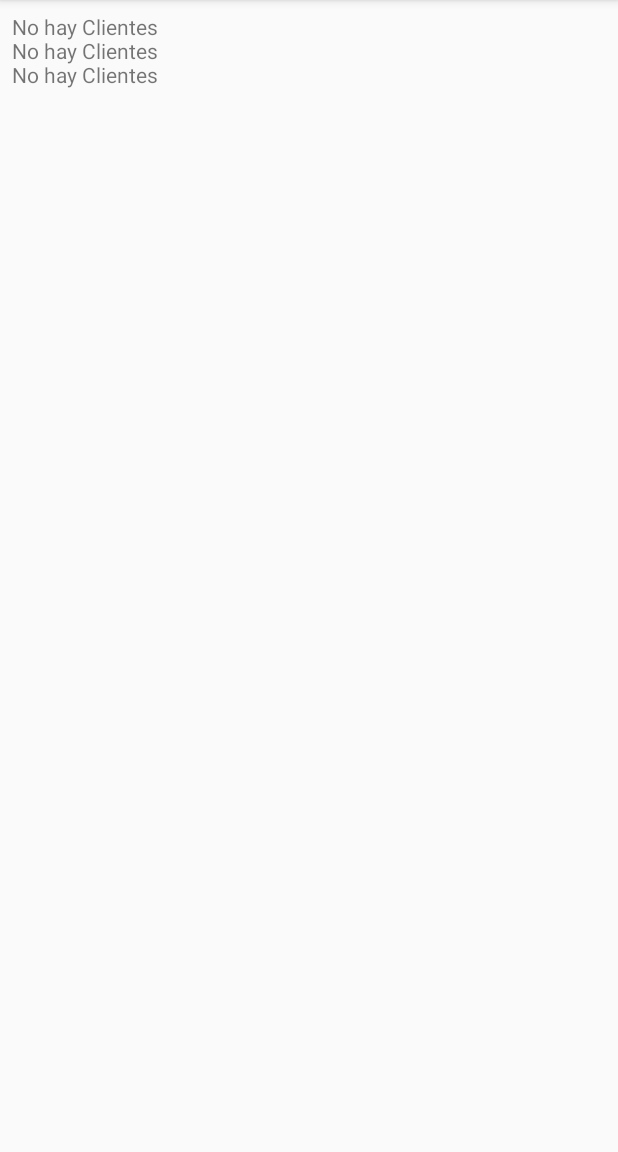
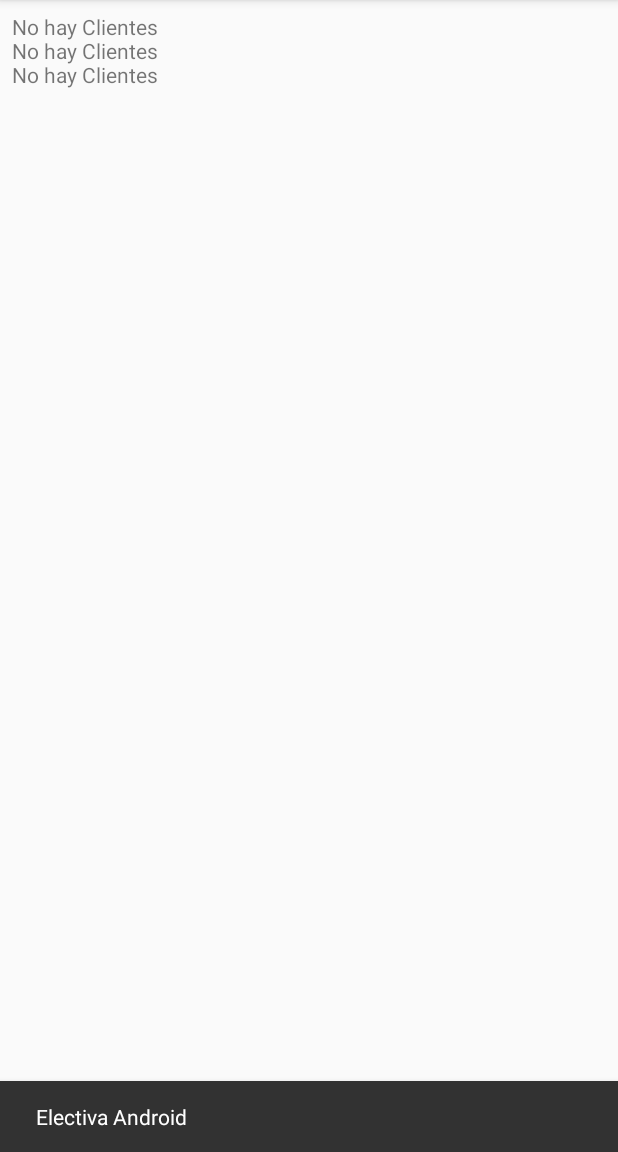
Before and after one commit to bisanbl/Android_Prestamo, an Android app: the screen it shows after launch (MainActivity), in the options menu, after a tap on "Acerca De", on a phone screen of 412 x 824 dp, the part 84-1236 px from its top. Run offline under Robolectric (Android 15) with nearby library versions, the phone set to English and light mode, and no system bars.

Commit message:
Agregado Funcionalidad de copiar al portapapeles atravez de un context menu
Al mismo se le agrego funcionalidad de Borrar el log.

Agregada la funcionalidad del About

```diff
--- a/app/src/main/java/com/bisanbl/prestamo/MainActivity.java
+++ b/app/src/main/java/com/bisanbl/prestamo/MainActivity.java
@@ -1,13 +1,19 @@
 package com.bisanbl.prestamo;
 
 import android.app.Activity;
+import android.content.ClipData;
+import android.content.ClipboardManager;
 import android.content.Intent;
 import android.os.Parcelable;
 import android.support.annotation.Nullable;
+import android.support.design.widget.Snackbar;
 import android.support.v7.app.AppCompatActivity;
 import android.os.Bundle;
+import android.view.ContextMenu;
 import android.view.Menu;
 import android.view.MenuItem;
+import android.view.View;
+import android.widget.Switch;
 import android.widget.TextView;
 
 import java.util.ArrayList;
@@ -22,7 +28,32 @@ public class MainActivity extends AppCompatActivity {
         super.onCreate(savedInstanceState);
         setContentView(R.layout.activity_main);
 
+        TextView TVLog = findViewById(R.id.TVLog);
 
+        registerForContextMenu(TVLog);
+
+
+    }
+
+    @Override
+    public boolean onContextItemSelected(MenuItem item) {
+        TextView TVLog = findViewById(R.id.TVLog);
+        switch (item.getItemId()){
+            case R.id.delete:
+                TVLog.setText(" ");
+                break;
+
+            case R.id.copy:
+                ClipboardManager myClipboard = (ClipboardManager) getSystemService(CLIPBOARD_SERVICE);
+                ClipData myClip;
+
+                String text = TVLog.getText().toString();
+                myClip = ClipData.newPlainText("text", text);
+                myClipboard.setPrimaryClip(myClip);
+
+                break;
+        }
+        return super.onContextItemSelected(item);
     }
 
     @Override
@@ -79,11 +110,18 @@ public class MainActivity extends AppCompatActivity {
                 break;
 
             case R.id.about:
+                Snackbar.make(getWindow().getDecorView().getRootView(), getResources().getString(R.string.AboutText),Snackbar.LENGTH_LONG).show();
                 break;
 
 
         }
         return super.onOptionsItemSelected(item);
+    }
+
+    @Override
+    public void onCreateContextMenu(ContextMenu menu, View v, ContextMenu.ContextMenuInfo menuInfo) {
+        super.onCreateContextMenu(menu, v, menuInfo);
+        getMenuInflater().inflate(R.menu.contextmenu, menu);
     }
 
     @Override
@@ -155,28 +193,6 @@ public class MainActivity extends AppCompatActivity {
                 prestamos.add(nuevoPrestamo);
             }
         }
-        /*for (int i = 0; i <Clientes.size(); i++){
-
-            userprestamos.clear();
-            userprestamos = Clientes.get(i).getPrestamos();
-
-            for (int j =0; i<userprestamos.size();j++){
-                VerPrestamo nuevoPrestamo = new VerPrestamo();
-
-                nuevoPrestamo.setName(Clientes.get(i).getNombre());
-                nuevoPrestamo.setLastname(Clientes.get(i).getApellido());
-                nuevoPrestamo.setMonto(userprestamos.get(j).getMonto());
-                nuevoPrestamo.setInteres(userprestamos.get(j).getInteres());
-                nuevoPrestamo.setPlazo(userprestamos.get(j).getPlazo());
-                nuevoPrestamo.setFechainicio(userprestamos.get(j).getFechainicio());
-                nuevoPrestamo.setFechafin(userprestamos.get(j).getFechafin());
-                nuevoPrestamo.setTotal(userprestamos.get(j).getTotal());
-                nuevoPrestamo.setCuota(userprestamos.get(j).getCuota());
-
-                prestamos.add(nuevoPrestamo);
-
-            }
-        }*/
         return prestamos;
     }
 
--- a/app/src/main/java/com/bisanbl/prestamo/Ver_Clientes.java
+++ b/app/src/main/java/com/bisanbl/prestamo/Ver_Clientes.java
@@ -87,7 +87,7 @@ public class Ver_Clientes extends AppCompatActivity {
                     Clientes.get(index).setPrestamos((Prestamo)data.getParcelableExtra("Prestamo"));
                     prestamo++;
                 }else {
-                    Snackbar.make(getWindow().getDecorView().getRootView(), getResources().getString(R.string.llegofin),Snackbar.LENGTH_LONG).show();
+                    Snackbar.make(getWindow().getDecorView().getRootView(), getResources().getString(R.string.cancelPrestamo),Snackbar.LENGTH_LONG).show();
                 }
 
             }
--- /dev/null
+++ b/app/src/main/res/menu/contextmenu.xml
@@ -0,0 +1,8 @@
+<?xml version="1.0" encoding="utf-8"?>
+<menu xmlns:android="http://schemas.android.com/apk/res/android">
+    <item android:title="@string/delete"
+        android:id="@+id/delete"/>
+    <item android:title="@string/copy"
+        android:id="@+id/copy"/>
+
+</menu>
--- a/app/src/main/res/values/strings.xml
+++ b/app/src/main/res/values/strings.xml
@@ -50,4 +50,7 @@
     <string name="ingresoCliente">Ingreso de nuevo Cliente</string>
     <string name="ceroClientes">No hay Clientes</string>
     <string name="ceroPrestamos">No hay Prestamos</string>
+    <string name="AboutText">Electiva Android</string>
+    <string name="copy">Copiar</string>
+    <string name="delete">Borrar</string>
 </resources>
```
